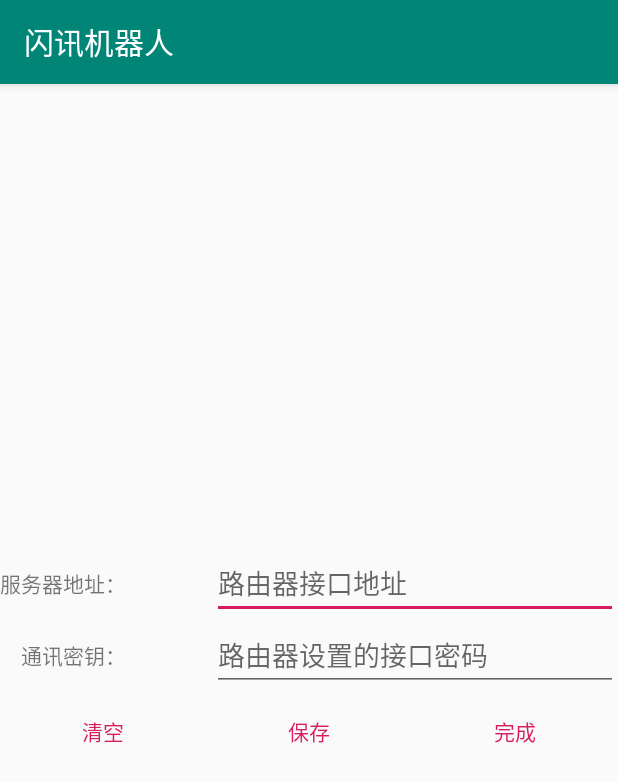
After one commit to kuretru/SingleNet-Robot, an Android app: the ConfigActivity screen opened directly, with no data from a screen before it, on a phone screen of 412 x 824 dp. The commit adds this screen. Shown: the top 782 px of the screen. Run offline under Robolectric (Android 15) with nearby library versions, the phone set to English and light mode, and no system bars.

Commit message:
新增：配置窗体

```diff
--- /dev/null
+++ b/client/Android/app/src/main/java/com/kuretru/android/singlenet/activity/ConfigActivity.java
@@ -0,0 +1,72 @@
+package com.kuretru.android.singlenet.activity;
+
+import android.content.SharedPreferences;
+import android.support.v7.app.AppCompatActivity;
+import android.os.Bundle;
+import android.view.View;
+import android.widget.TextView;
+
+import com.kuretru.android.singlenet.R;
+import com.kuretru.android.singlenet.util.StringUtils;
+import com.kuretru.android.singlenet.util.ToastUtils;
+
+public class ConfigActivity extends AppCompatActivity {
+
+    private TextView etUrl;
+    private TextView etSecret;
+    private SharedPreferences sharedPreferences = null;
+
+    @Override
+    protected void onCreate(Bundle savedInstanceState) {
+        super.onCreate(savedInstanceState);
+        setContentView(R.layout.activity_config);
+        sharedPreferences = this.getSharedPreferences("config", MODE_PRIVATE);
+        initView();
+    }
+
+    public void btnClear_onClick(View view) {
+        if (sharedPreferences == null) {
+            ToastUtils.show(getApplicationContext(), getString(R.string.exception_exit));
+        }
+        SharedPreferences.Editor editor = sharedPreferences.edit();
+        editor.remove("config_url");
+        editor.remove("config_secret");
+        editor.apply();
+        initView();
+    }
+
+    public void btnSave_onClick(View view) {
+        if (sharedPreferences == null) {
+            ToastUtils.show(getApplicationContext(), getString(R.string.exception_exit));
+        }
+        String url = etUrl.getText().toString();
+        String secret = etSecret.getText().toString();
+        if (StringUtils.isNullOrEmpty(url)) {
+            ToastUtils.show(getApplicationContext(), "路由器接口地址不能为空！");
+            etUrl.requestFocus();
+            return;
+        }
+        if (StringUtils.isNullOrEmpty(secret)) {
+            ToastUtils.show(getApplicationContext(), "接口密码不能为空！");
+            etSecret.requestFocus();
+            return;
+        }
+        SharedPreferences.Editor editor = sharedPreferences.edit();
+        editor.putString("config_url", url);
+        editor.putString("config_secret", secret);
+        editor.apply();
+        ToastUtils.show(getApplicationContext(), "配置信息保存成功！");
+    }
+
+    public void btnExit_onClick(View view) {
+        this.finish();
+    }
+
+    private void initView() {
+        this.etUrl = this.findViewById(R.id.etUrl);
+        this.etSecret = this.findViewById(R.id.etSecret);
+        etUrl.setText(sharedPreferences.getString("config_url", ""));
+        etSecret.setText(sharedPreferences.getString("config_secret", ""));
+    }
+
+}
--- /dev/null
+++ b/client/Android/app/src/main/java/com/kuretru/android/singlenet/service/SmsService.java
@@ -0,0 +1,4 @@
+package com.kuretru.android.singlenet.service;
+
+public class SmsService {
+}
--- /dev/null
+++ b/client/Android/app/src/main/res/layout/activity_config.xml
@@ -0,0 +1,98 @@
+<?xml version="1.0" encoding="utf-8"?>
+<android.support.constraint.ConstraintLayout xmlns:android="http://schemas.android.com/apk/res/android"
+    xmlns:app="http://schemas.android.com/apk/res-auto"
+    xmlns:tools="http://schemas.android.com/tools"
+    android:layout_width="match_parent"
+    android:layout_height="match_parent"
+    tools:context=".activity.ConfigActivity">
+
+    <LinearLayout
+        android:layout_width="match_parent"
+        android:layout_height="match_parent"
+        android:gravity="center"
+        android:orientation="vertical">
+
+        <LinearLayout
+            android:layout_width="match_parent"
+            android:layout_height="wrap_content"
+            android:layout_gravity="center"
+            android:gravity="center"
+            android:orientation="horizontal">
+
+            <TextView
+                android:id="@+id/tvUrl"
+                android:layout_width="wrap_content"
+                android:layout_height="wrap_content"
+                android:layout_weight="1"
+                android:text="@string/config_url" />
+
+            <EditText
+                android:id="@+id/etUrl"
+                android:layout_width="wrap_content"
+                android:layout_height="wrap_content"
+                android:layout_weight="1"
+                android:ems="10"
+                android:hint="@string/config_url_hint"
+                android:inputType="textUri" />
+        </LinearLayout>
+
+        <LinearLayout
+            android:layout_width="match_parent"
+            android:layout_height="wrap_content"
+            android:layout_gravity="center"
+            android:gravity="center"
+            android:orientation="horizontal">
+
+            <TextView
+                android:id="@+id/tvSecret"
+                android:layout_width="wrap_content"
+                android:layout_height="wrap_content"
+                android:layout_weight="1"
+                android:text="@string/config_secret" />
+
+            <EditText
+                android:id="@+id/etSecret"
+                android:layout_width="wrap_content"
+                android:layout_height="wrap_content"
+                android:layout_weight="1"
+                android:ems="10"
+                android:hint="@string/config_secret_hint"
+                android:inputType="text" />
+        </LinearLayout>
+
+        <LinearLayout
+            style="?attr/buttonBarStyle"
+            android:layout_width="match_parent"
+            android:layout_height="wrap_content"
+            android:layout_gravity="center"
+            android:orientation="horizontal">
+
+            <Button
+                android:id="@+id/btnClear"
+                style="?attr/buttonBarButtonStyle"
+                android:layout_width="wrap_content"
+                android:layout_height="wrap_content"
+                android:layout_weight="1"
+                android:onClick="btnClear_onClick"
+                android:text="@string/config_clear" />
+
+            <Button
+                android:id="@+id/btnSave"
+                style="?attr/buttonBarButtonStyle"
+                android:layout_width="wrap_content"
+                android:layout_height="wrap_content"
+                android:layout_weight="1"
+                android:onClick="btnSave_onClick"
+                android:text="@string/config_save" />
+
+            <Button
+                android:id="@+id/btnExit"
+                style="?attr/buttonBarButtonStyle"
+                android:layout_width="wrap_content"
+                android:layout_height="wrap_content"
+                android:layout_weight="1"
+                android:onClick="btnExit_onClick"
+                android:text="@string/config_exit" />
+        </LinearLayout>
+    </LinearLayout>
+</android.support.constraint.ConstraintLayout>
--- a/client/Android/app/src/main/res/values/strings.xml
+++ b/client/Android/app/src/main/res/values/strings.xml
@@ -1,3 +1,13 @@
 <resources>
     <string name="app_name">闪讯机器人</string>
+    <string name="exception_exit">出现错误，请重新打开App</string>
+    <string name="config_url">服务器地址：</string>
+    <string name="config_secret">　通讯密钥：</string>
+    <string name="config_url_hint">路由器接口地址</string>
+    <string name="config_secret_hint">路由器设置的接口密码</string>
+    <string name="config_url_key">config_url</string>
+    <string name="config_secret_key">config_secret</string>
+    <string name="config_clear">清空</string>
+    <string name="config_save">保存</string>
+    <string name="config_exit">完成</string>
 </resources>
```
Also changed, not shown: client/Android/app/build.gradle (+6 -1 lines), client/Android/app/src/main/java/com/kuretru/android/singlenet/activity/MainActivity.java (+10 -1 lines), client/Android/app/src/main/res/layout/activity_main.xml (+14 -1 lines).
